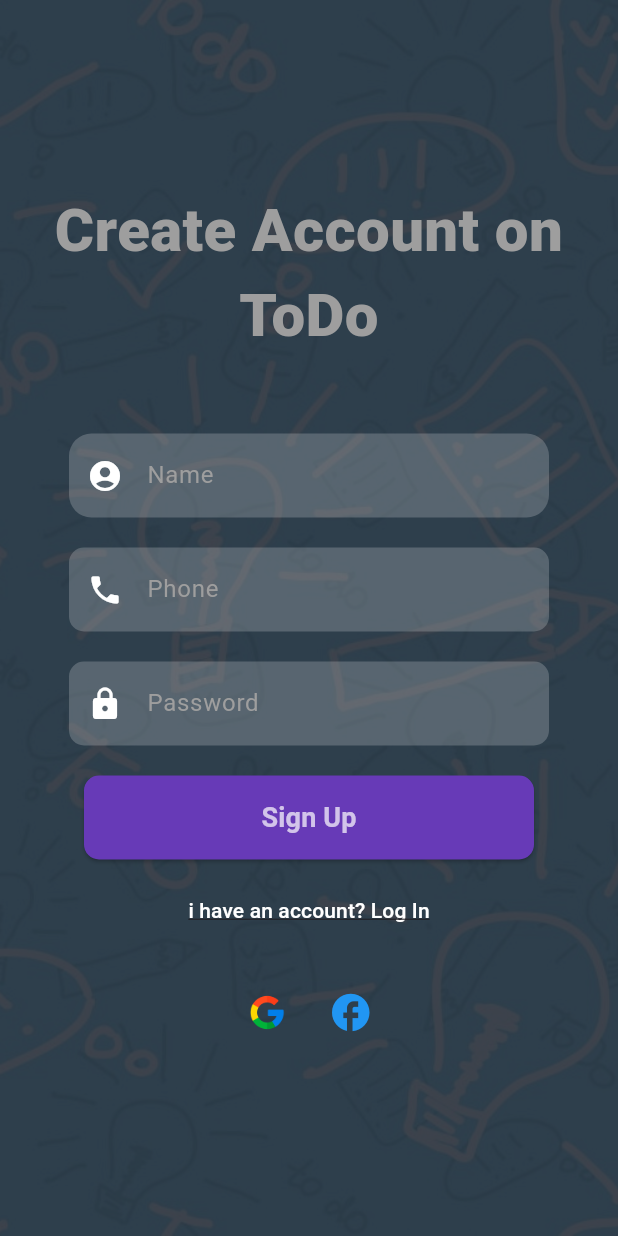
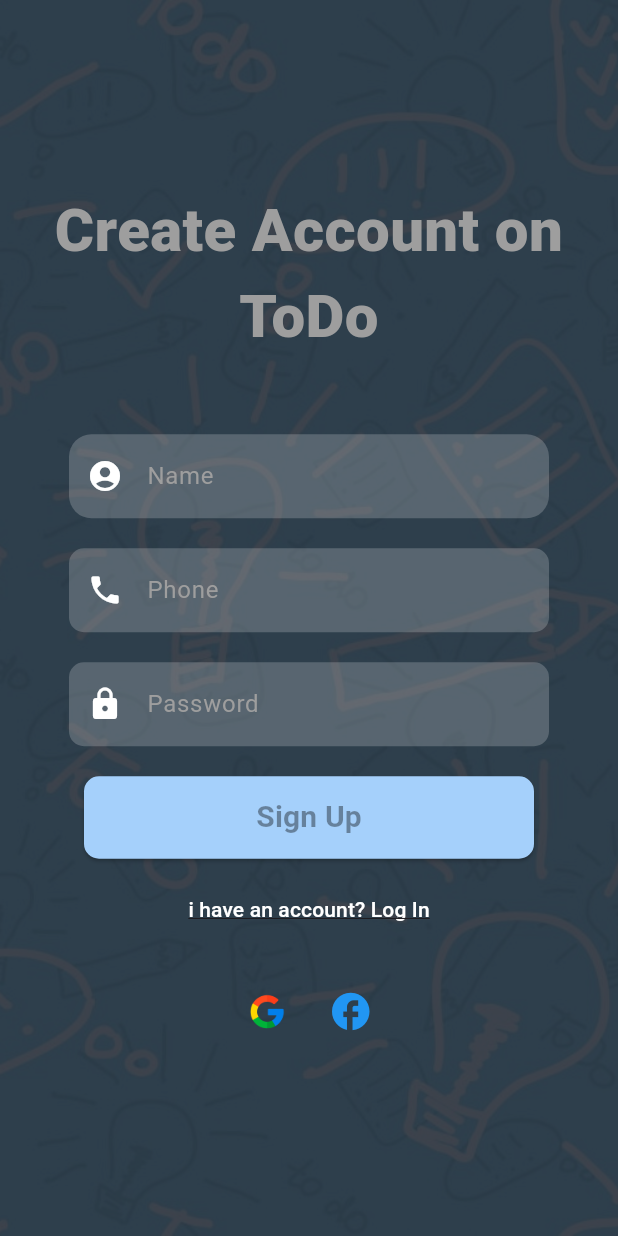
Before and after one commit to auliyush/ToDo_App_Flutter, a Flutter app: the screen it shows after launch, after a tap on an icon or button, on a phone screen of 412 x 824 dp. Run offline on Flutter 3.47's test engine with Material 3 defaults, Android fonts, the phone set to English and light mode, and no system bars; accounts and stored records are empty; network calls fail.

Commit message:
update readme

```diff
--- a/lib/screens/login_screen.dart
+++ b/lib/screens/login_screen.dart
@@ -2,6 +2,7 @@
 
 import 'package:flutter/material.dart';
 import 'package:newtodo/apiServices/login_api.dart';
+import 'package:newtodo/models/color.dart';
 import 'package:newtodo/screens/sign_up_screen.dart';
 import 'package:url_launcher/url_launcher.dart';
 class SignIn extends StatelessWidget {
@@ -119,16 +120,17 @@ class SignIn extends StatelessWidget {
                             final response = object.loginApi(_userPhoneController.text, _userPasswordController.text, context);
                           },
                           style: ElevatedButton.styleFrom(
-                            padding: const EdgeInsets.symmetric(vertical: 15),
-                            backgroundColor: Colors.deepPurple,
+                            padding: const EdgeInsets.symmetric(vertical: 13),
+                            backgroundColor: bColour,
                             shape: RoundedRectangleBorder(
                               borderRadius: BorderRadius.circular(10),
                             ),
                           ),
                           child: const Text(
-                            style: TextStyle(fontSize: 18,
+                            style: TextStyle(
+                                fontSize: 20,
                                 fontWeight: FontWeight.bold,
-                                color: Colors.white70),
+                                color: Colors.black38),
                             'Login',
                           ),
                         ),
--- a/lib/screens/sign_up_screen.dart
+++ b/lib/screens/sign_up_screen.dart
@@ -1,4 +1,5 @@
 import 'package:flutter/material.dart';
+import 'package:newtodo/models/color.dart';
 import 'package:newtodo/screens/login_screen.dart';
 import 'package:url_launcher/url_launcher.dart';
 
@@ -166,16 +167,16 @@ class _SignUpState extends State<SignUp> {
                                         context);
                                   },
                                   style: ElevatedButton.styleFrom(
-                                    padding: const EdgeInsets.symmetric(vertical: 15),
-                                    backgroundColor: Colors.deepPurple,
+                                    padding: const EdgeInsets.symmetric(vertical: 13),
+                                    backgroundColor: bColour,
                                     shape: RoundedRectangleBorder(
                                       borderRadius: BorderRadius.circular(10),
                                     ),
                                   ),
                                   child: const Text(
-                                    style: TextStyle(fontSize: 18,
+                                    style: TextStyle(fontSize: 20,
                                         fontWeight: FontWeight.bold,
-                                        color: Colors.white70),
+                                        color: Colors.black38),
                                     'Sign Up',
                                   ),
                                 ),
```
Also changed, not shown: 1 other file.
